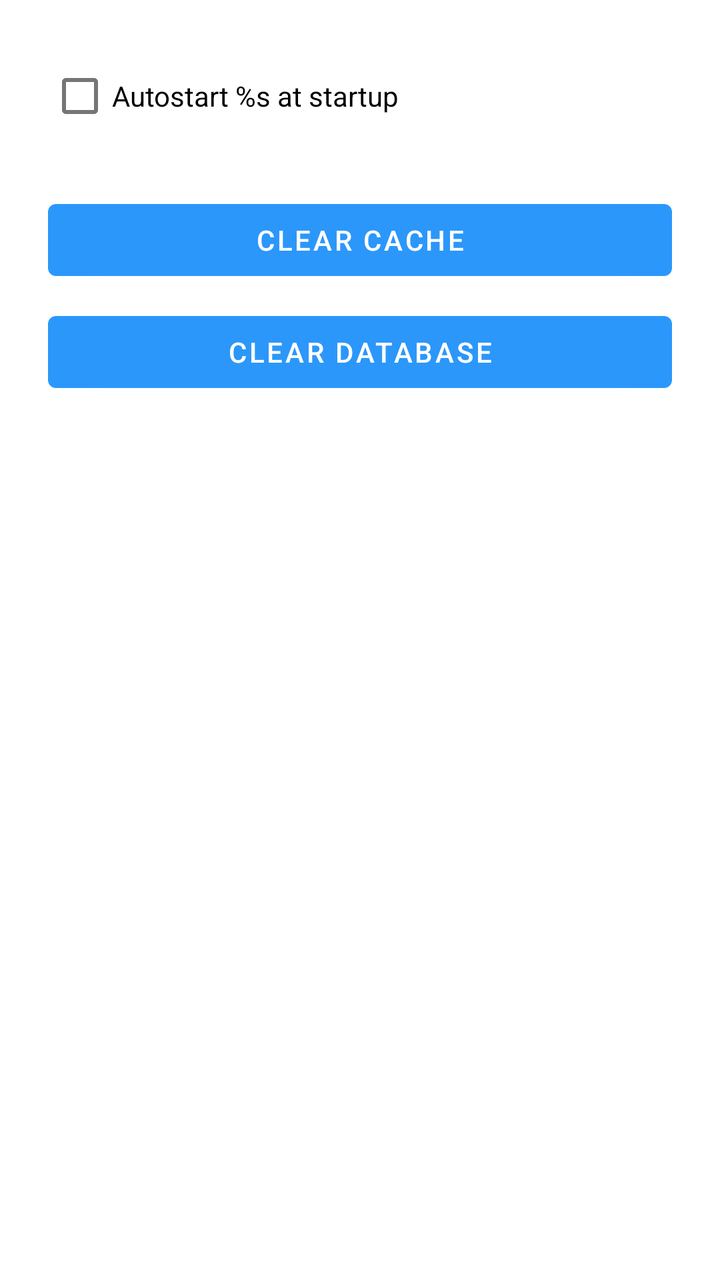
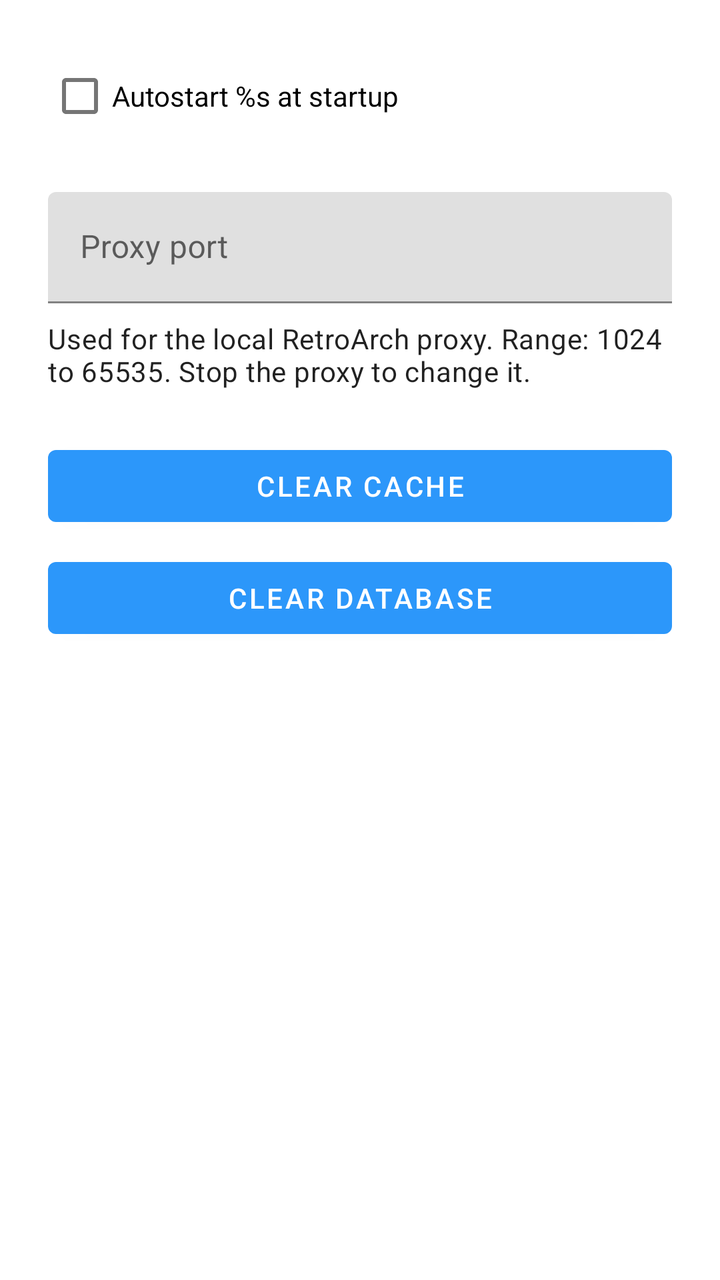

Screens rendered from an Android XML layout before and after an edit, with the pre-edit source and the edit as a unified diff.
<!-- AndroidManifest.xml: application theme Theme.RAOfflineProxy -->
<!-- res/layout/fragment_settings.xml -->
<?xml version="1.0" encoding="utf-8"?>
<androidx.core.widget.NestedScrollView
    xmlns:android="http://schemas.android.com/apk/res/android"
    android:layout_width="match_parent"
    android:layout_height="match_parent">

    <LinearLayout
        android:layout_width="match_parent"
        android:layout_height="wrap_content"
        android:orientation="vertical"
        android:padding="24dp">

        <CheckBox
            android:id="@+id/cb_autostart_proxy"
            android:layout_width="wrap_content"
            android:layout_height="wrap_content"
            android:text="@string/setting_autostart_label" />

        <Button
            android:id="@+id/btn_clear_cache"
            android:layout_width="match_parent"
            android:layout_height="wrap_content"
            android:layout_marginTop="24dp"
            android:text="@string/btn_clear_cache" />

        <Button
            android:id="@+id/btn_clear_database"
            android:layout_width="match_parent"
            android:layout_height="wrap_content"
            android:layout_marginTop="8dp"
            android:text="@string/btn_clear_database" />

    </LinearLayout>

</androidx.core.widget.NestedScrollView>
<!-- resources referenced by this layout -->
<resources>
  <string name="btn_clear_cache">Clear Cache</string>
  <string name="btn_clear_database">Clear Database</string>
  <string name="setting_autostart_label">Autostart %s at startup</string>
  <style name="Theme.RAOfflineProxy" parent="Theme.MaterialComponents.DayNight.DarkActionBar">
          <item name="colorPrimary">@color/primary</item>
          <item name="colorPrimaryVariant">@color/primary_dark</item>
          <item name="colorOnPrimary">@color/white</item>
          <item name="actionBarStyle">@style/Widget.RAOfflineProxy.ActionBar</item>
          <item name="snackbarTextViewStyle">@style/Widget.RAOfflineProxy.SnackbarText</item>
      </style>
  <color name="primary">#FF2C97FA</color>
  <color name="primary_dark">#FF1A7DD4</color>
  <color name="white">#FFFFFFFF</color>
  <style name="Widget.RAOfflineProxy.ActionBar" parent="Widget.MaterialComponents.ActionBar.Solid">
          <item name="titleTextStyle">@style/TextAppearance.RAOfflineProxy.ActionBar.Title</item>
      </style>
  <style name="Widget.RAOfflineProxy.SnackbarText" parent="Widget.MaterialComponents.Snackbar.TextView">
          <item name="android:textSize">12sp</item>
      </style>
  <style name="TextAppearance.RAOfflineProxy.ActionBar.Title" parent="TextAppearance.MaterialComponents.Headline6">
          <item name="android:textStyle">bold</item>
      </style>
</resources>

<!-- the commit's change to res/layout/fragment_settings.xml (unified diff, before → after) -->
@@ -16,6 +16,31 @@
             android:layout_height="wrap_content"
             android:text="@string/setting_autostart_label" />
 
+        <com.google.android.material.textfield.TextInputLayout
+            android:id="@+id/input_proxy_port"
+            android:layout_width="match_parent"
+            android:layout_height="wrap_content"
+            android:layout_marginTop="24dp"
+            android:hint="@string/setting_proxy_port_label">
+
+            <com.google.android.material.textfield.TextInputEditText
+                android:id="@+id/et_proxy_port"
+                android:layout_width="match_parent"
+                android:layout_height="wrap_content"
+                android:inputType="number"
+                android:maxLength="5"
+                android:singleLine="true" />
+
+        </com.google.android.material.textfield.TextInputLayout>
+
+        <TextView
+            android:id="@+id/tv_proxy_port_hint"
+            android:layout_width="match_parent"
+            android:layout_height="wrap_content"
+            android:layout_marginTop="8dp"
+            android:text="@string/setting_proxy_port_hint"
+            android:textAppearance="@style/TextAppearance.MaterialComponents.Body2" />
+
         <Button
             android:id="@+id/btn_clear_cache"
             android:layout_width="match_parent"
<!-- resource entries referenced after the edit -->
@@ -3,6 +3,8 @@
   <string name="btn_clear_cache">Clear Cache</string>
   <string name="btn_clear_database">Clear Database</string>
   <string name="setting_autostart_label">Autostart %s at startup</string>
+  <string name="setting_proxy_port_hint">Used for the local RetroArch proxy. Range: 1024 to 65535. Stop the proxy to change it.</string>
+  <string name="setting_proxy_port_label">Proxy port</string>
   <style name="Theme.RAOfflineProxy" parent="Theme.MaterialComponents.DayNight.DarkActionBar">
           <item name="colorPrimary">@color/primary</item>
           <item name="colorPrimaryVariant">@color/primary_dark</item>
